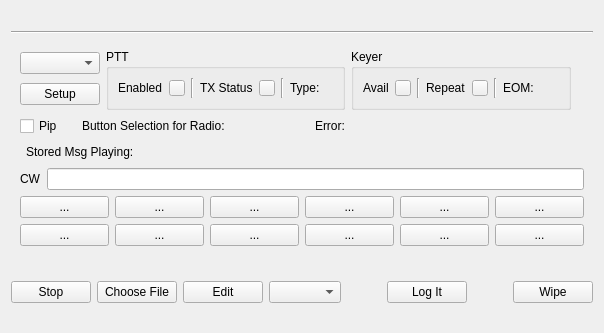
Qt form mqt/MqtLogger/dmbuttonframe.ui (Rsclub22/Minos2-Mirror) before a commit.
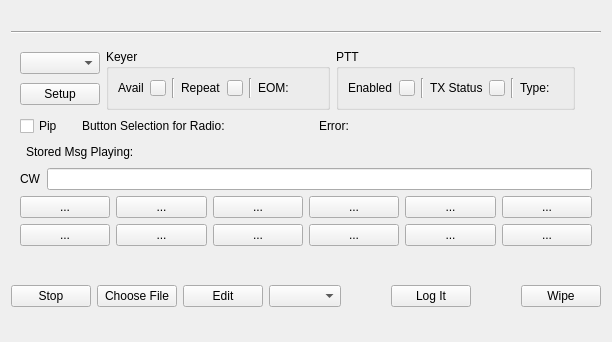
The same form after that commit.

Commit message: get pcCwMsgkeyer sendcw from F1 keys working, move around the Avail and PTT indicators on gui. add record button for internal voice keyer

```diff
--- a/mqt/MqtLogger/dmbuttonframe.ui
+++ b/mqt/MqtLogger/dmbuttonframe.ui
@@ -6,8 +6,8 @@
    <rect>
     <x>0</x>
     <y>0</y>
-    <width>604</width>
-    <height>333</height>
+    <width>612</width>
+    <height>342</height>
    </rect>
   </property>
   <property name="windowTitle">
@@ -49,117 +49,6 @@
             </item>
            </layout>
           </item>
-          <item>
-           <widget class="QGroupBox" name="pttIndicatorGroupBox">
-            <property name="title">
-             <string>PTT</string>
-            </property>
-            <layout class="QHBoxLayout" name="horizontalLayout_18">
-             <item>
-              <layout class="QHBoxLayout" name="horizontalLayout_19">
-               <item>
-                <layout class="QHBoxLayout" name="horizontalLayout_20">
-                 <item>
-                  <widget class="QLabel" name="pttEnabledLabel">
-                   <property name="text">
-                    <string>Enabled</string>
-                   </property>
-                  </widget>
-                 </item>
-                 <item>
-                  <widget class="QPushButton" name="pttEnabledIndicator">
-                   <property name="sizePolicy">
-                    <sizepolicy hsizetype="Fixed" vsizetype="Fixed">
-                     <horstretch>0</horstretch>
-                     <verstretch>0</verstretch>
-                    </sizepolicy>
-                   </property>
-                   <property name="maximumSize">
-                    <size>
-                     <width>16</width>
-                     <height>16</height>
-                    </size>
-                   </property>
-                   <property name="focusPolicy">
-                    <enum>Qt::NoFocus</enum>
-                   </property>
-                   <property name="text">
-                    <string/>
-                   </property>
-                  </widget>
-                 </item>
-                </layout>
-               </item>
-               <item>
-                <layout class="QHBoxLayout" name="horizontalLayout_21">
-                 <item>
-                  <widget class="Line" name="line_3">
-                   <property name="orientation">
-                    <enum>Qt::Vertical</enum>
-                   </property>
-                  </widget>
-                 </item>
-                 <item>
-                  <widget class="QLabel" name="txStatusLabel">
-                   <property name="text">
-                    <string>TX Status</string>
-                   </property>
-                  </widget>
-                 </item>
-                 <item>
-                  <widget class="QPushButton" name="txStatusIndicator">
-                   <property name="sizePolicy">
-                    <sizepolicy hsizetype="Fixed" vsizetype="Fixed">
-                     <horstretch>0</horstretch>
-                     <verstretch>0</verstretch>
-                    </sizepolicy>
-                   </property>
-                   <property name="maximumSize">
-                    <size>
-                     <width>16</width>
-                     <height>16</height>
-                    </size>
-                   </property>
-                   <property name="focusPolicy">
-                    <enum>Qt::NoFocus</enum>
-                   </property>
-                   <property name="text">
-                    <string/>
-                   </property>
-                  </widget>
-                 </item>
-                 <item>
-                  <layout class="QHBoxLayout" name="horizontalLayout_22">
-                   <item>
-                    <widget class="Line" name="line_4">
-                     <property name="orientation">
-                      <enum>Qt::Vertical</enum>
-                     </property>
-                    </widget>
-                   </item>
-                   <item>
-                    <widget class="QLabel" name="pttTypeLabel">
-                     <property name="text">
-                      <string>Type:</string>
-                     </property>
-                    </widget>
-                   </item>
-                   <item>
-                    <widget class="QLabel" name="pttTypeText">
-                     <property name="text">
-                      <string/>
-                     </property>
-                    </widget>
-                   </item>
-                  </layout>
-                 </item>
-                </layout>
-               </item>
-              </layout>
-             </item>
-            </layout>
-           </widget>
-          </item>
           <item>
            <widget class="QGroupBox" name="keyerIndicatorGroupBox">
             <property name="title">
@@ -280,6 +169,117 @@
             </layout>
            </widget>
           </item>
+          <item>
+           <widget class="QGroupBox" name="pttIndicatorGroupBox">
+            <property name="title">
+             <string>PTT</string>
+            </property>
+            <layout class="QHBoxLayout" name="horizontalLayout_18">
+             <item>
+              <layout class="QHBoxLayout" name="horizontalLayout_19">
+               <item>
+                <layout class="QHBoxLayout" name="horizontalLayout_20">
+                 <item>
+                  <widget class="QLabel" name="pttEnabledLabel">
+                   <property name="text">
+                    <string>Enabled</string>
+                   </property>
+                  </widget>
+                 </item>
+                 <item>
+                  <widget class="QPushButton" name="pttEnabledIndicator">
+                   <property name="sizePolicy">
+                    <sizepolicy hsizetype="Fixed" vsizetype="Fixed">
+                     <horstretch>0</horstretch>
+                     <verstretch>0</verstretch>
+                    </sizepolicy>
+                   </property>
+                   <property name="maximumSize">
+                    <size>
+                     <width>16</width>
+                     <height>16</height>
+                    </size>
+                   </property>
+                   <property name="focusPolicy">
+                    <enum>Qt::NoFocus</enum>
+                   </property>
+                   <property name="text">
+                    <string/>
+                   </property>
+                  </widget>
+                 </item>
+                </layout>
+               </item>
+               <item>
+                <layout class="QHBoxLayout" name="horizontalLayout_21">
+                 <item>
+                  <widget class="Line" name="line_3">
+                   <property name="orientation">
+                    <enum>Qt::Vertical</enum>
+                   </property>
+                  </widget>
+                 </item>
+                 <item>
+                  <widget class="QLabel" name="txStatusLabel">
+                   <property name="text">
+                    <string>TX Status</string>
+                   </property>
+                  </widget>
+                 </item>
+                 <item>
+                  <widget class="QPushButton" name="txStatusIndicator">
+                   <property name="sizePolicy">
+                    <sizepolicy hsizetype="Fixed" vsizetype="Fixed">
+                     <horstretch>0</horstretch>
+                     <verstretch>0</verstretch>
+                    </sizepolicy>
+                   </property>
+                   <property name="maximumSize">
+                    <size>
+                     <width>16</width>
+                     <height>16</height>
+                    </size>
+                   </property>
+                   <property name="focusPolicy">
+                    <enum>Qt::NoFocus</enum>
+                   </property>
+                   <property name="text">
+                    <string/>
+                   </property>
+                  </widget>
+                 </item>
+                 <item>
+                  <layout class="QHBoxLayout" name="horizontalLayout_22">
+                   <item>
+                    <widget class="Line" name="line_4">
+                     <property name="orientation">
+                      <enum>Qt::Vertical</enum>
+                     </property>
+                    </widget>
+                   </item>
+                   <item>
+                    <widget class="QLabel" name="pttTypeLabel">
+                     <property name="text">
+                      <string>Type:</string>
+                     </property>
+                    </widget>
+                   </item>
+                   <item>
+                    <widget class="QLabel" name="pttTypeText">
+                     <property name="text">
+                      <string/>
+                     </property>
+                    </widget>
+                   </item>
+                  </layout>
+                 </item>
+                </layout>
+               </item>
+              </layout>
+             </item>
+            </layout>
+           </widget>
+          </item>
           <item>
            <spacer name="horizontalSpacer_7">
             <property name="orientation">
```
The commit also changes 2 other files.
